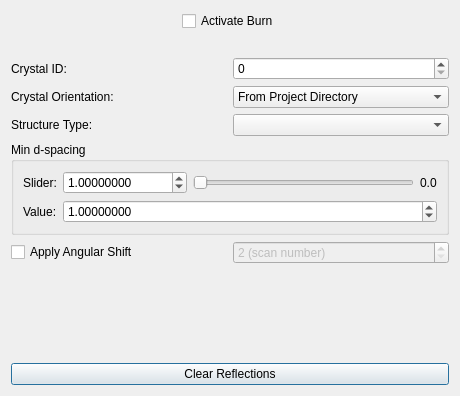
Before: the Qt Designer form polylaue/ui/resources/ui/burn_dialog.ui in PolyLaue/PolyLaue, drawn with Qt 5.
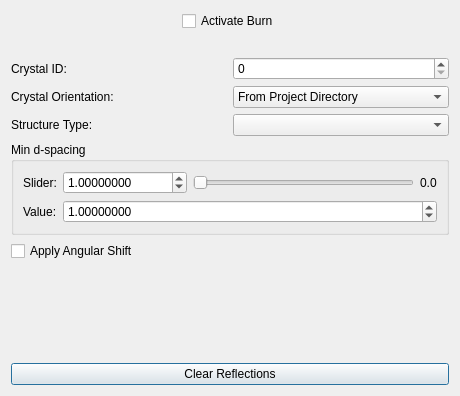
After: the same form once the commit is applied. Custom widgets are drawn as their Qt base class.

Commit message:
Remove option to set angular shift scan num
Instead, we will take the scan number directly from the current
scan number being viewed.

The edit to the form file:
```diff
--- a/polylaue/ui/resources/ui/burn_dialog.ui
+++ b/polylaue/ui/resources/ui/burn_dialog.ui
@@ -258,28 +258,6 @@
      </property>
     </widget>
    </item>
-   <item row="6" column="1">
-    <widget class="QSpinBox" name="angular_shift_scan_number">
-     <property name="enabled">
-      <bool>false</bool>
-     </property>
-     <property name="toolTip">
-      <string>&lt;html&gt;&lt;head/&gt;&lt;body&gt;&lt;p&gt;Apply an angular shift to the ABC Matrix.&lt;/p&gt;&lt;p&gt;&lt;br/&gt;&lt;/p&gt;&lt;p&gt;If checked, the file &amp;quot;ang_shifts.npy&amp;quot; must be present in the root level of the project directory. This file will be loaded, and the number of specified scans will be used to extract the angular shift from the array.&lt;/p&gt;&lt;/body&gt;&lt;/html&gt;</string>
-     </property>
-     <property name="suffix">
-      <string> (scan number)</string>
-     </property>
-     <property name="prefix">
-      <string/>
-     </property>
-     <property name="minimum">
-      <number>2</number>
-     </property>
-     <property name="maximum">
-      <number>10000000</number>
-     </property>
-    </widget>
-   </item>
   </layout>
  </widget>
  <customwidgets>
```
Left out of the diff: 22 changed lines with no effect on the pictures. The commit also changes 2 other files.
